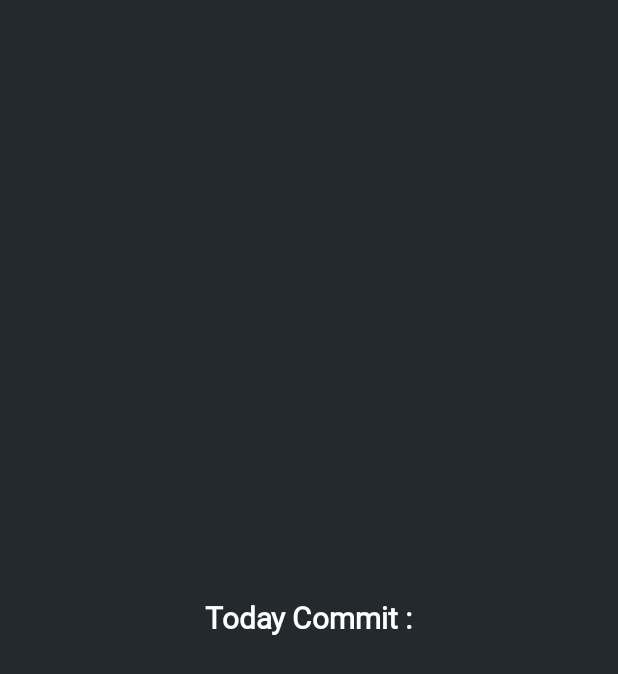
After one commit to Im-Tae/GitCheck, an Android app: the layout today_commit_widget.xml on its own in the app's theme, with its tools: preview values and no code run, on a phone screen of 412 x 824 dp. The commit adds this screen. Shown: the top 674 px of the screen. Run offline under Robolectric (Android 15) with nearby library versions, the phone set to English and light mode, and no system bars.

Commit message:
「ADD」 today commit home screen widget

```diff
--- a/app/src/main/java/com/imtae/gitcheck/di/modules/appModule.kt
+++ b/app/src/main/java/com/imtae/gitcheck/di/modules/appModule.kt
@@ -1,7 +1,9 @@
 package com.imtae.gitcheck.di.modules
 
+import android.annotation.SuppressLint
 import android.content.Context
 import com.imtae.gitcheck.retrofit.data.Key
+import com.imtae.gitcheck.ui.widget.TodayCommitWidget
 import com.imtae.gitcheck.utils.RxBus
 import com.imtae.gitcheck.utils.NetworkUtil
 import com.imtae.gitcheck.utils.PreferenceManager
@@ -12,6 +14,7 @@ import org.koin.dsl.module
 import java.text.SimpleDateFormat
 import java.util.*
 
+@SuppressLint("SimpleDateFormat")
 val appModule = module {
     factory { (context: Context) -> ProgressUtil(context) }
 
--- /dev/null
+++ b/app/src/main/res/layout/today_commit_widget.xml
@@ -0,0 +1,40 @@
+<?xml version="1.0" encoding="utf-8"?>
+<FrameLayout
+    android:id="@+id/today_commit_layout"
+    xmlns:android="http://schemas.android.com/apk/res/android"
+    android:layout_width="match_parent"
+    android:layout_height="match_parent"
+
+    android:background="@color/github_color">
+
+    <LinearLayout
+        android:layout_width="match_parent"
+        android:layout_height="match_parent"
+        android:gravity="center">
+
+    <TextView
+        android:id="@+id/today_commit_textView"
+        android:layout_width="wrap_content"
+        android:layout_height="wrap_content"
+        android:textSize="20sp"
+        android:textColor="@color/white"
+        style="@style/black_font_style_bold"
+        android:text="@string/main_title"/>
+
+    </LinearLayout>
+
+    <LinearLayout
+        android:layout_width="match_parent"
+        android:layout_height="match_parent"
+        android:gravity="center">
+
+        <ProgressBar
+            android:id="@+id/today_commit_progress_bar"
+            android:layout_width="20dp"
+            android:layout_height="20dp"
+            android:visibility="gone"
+            android:indeterminateTint="@color/white"/>
+
+    </LinearLayout>
+
+</FrameLayout>
--- a/app/src/main/res/values/strings.xml
+++ b/app/src/main/res/values/strings.xml
@@ -18,5 +18,7 @@
     <string name="sat">Sat</string>
     <string name="total">"Total : "</string>
     <string name="no_user">No User Found</string>
+    <string name="appwidget_text">EXAMPLE</string>
+    <string name="add_widget">Add widget</string>
 
 </resources>
```
Also changed, not shown: app/src/main/AndroidManifest.xml (+13 -2 lines), app/src/main/java/com/imtae/gitcheck/ui/widget/TodayCommitWidget.kt (added, +72 -0 lines), app/src/main/res/values-v14/dimens.xml (added, +10 -0 lines), app/src/main/res/values/dimens.xml (added, +10 -0 lines), app/src/main/res/xml/today_commit_widget_provider.xml (added, +9 -0 lines).
